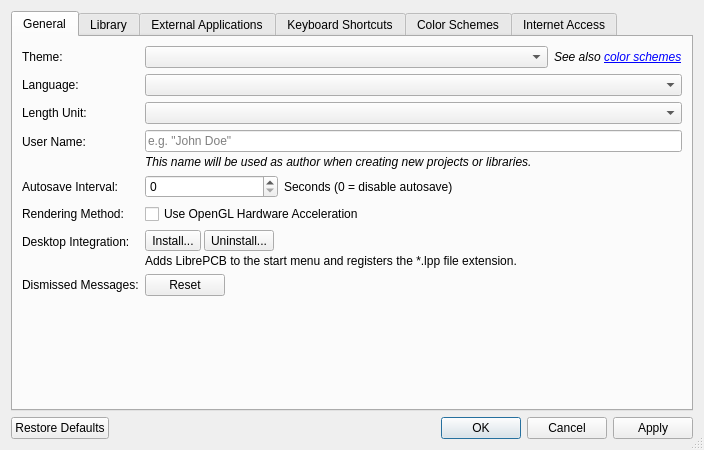
The window that libs/librepcb/editor/workspace/workspacesettingsdialog.ui (LibrePCB/LibrePCB) describes before a commit, drawn with Qt 5.
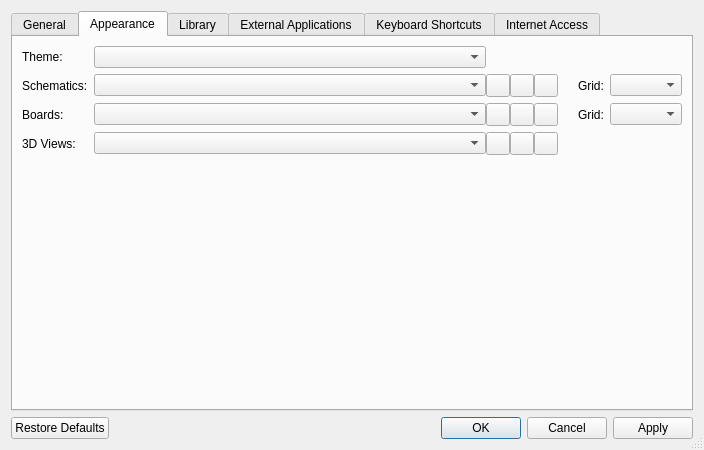
The same window after the commit. The open tabs and pages were chosen to show the change. Icons and pictures are not drawn. Custom widgets are drawn as their Qt base class.

Commit message: Workspace settings: Split Theme into separate ColorSchemes

```diff
--- a/libs/librepcb/editor/workspace/workspacesettingsdialog.ui
+++ b/libs/librepcb/editor/workspace/workspacesettingsdialog.ui
@@ -37,74 +37,41 @@
         <enum>QFormLayout::FieldGrowthPolicy::AllNonFixedFieldsGrow</enum>
        </property>
        <item row="0" column="0">
-        <widget class="QLabel" name="label_16">
-         <property name="text">
-          <string>Theme:</string>
-         </property>
-        </widget>
-       </item>
-       <item row="0" column="1">
-        <layout class="QHBoxLayout" name="horizontalLayout_7">
-         <item>
-          <widget class="QComboBox" name="cbxUiTheme"/>
-         </item>
-         <item>
-          <widget class="QLabel" name="lblSeeColorSchemes">
-           <property name="sizePolicy">
-            <sizepolicy hsizetype="Maximum" vsizetype="Preferred">
-             <horstretch>0</horstretch>
-             <verstretch>0</verstretch>
-            </sizepolicy>
-           </property>
-           <property name="font">
-            <font>
-             <pointsize>9</pointsize>
-             <italic>true</italic>
-            </font>
-           </property>
-           <property name="text">
-            <string>See also &lt;a href=&quot;schemes&quot;&gt;color schemes&lt;/a&gt;</string>
-           </property>
-          </widget>
-         </item>
-        </layout>
-       </item>
-       <item row="1" column="0">
         <widget class="QLabel" name="label_5">
          <property name="text">
           <string>Language:</string>
          </property>
         </widget>
        </item>
-       <item row="1" column="1">
+       <item row="0" column="1">
         <widget class="QComboBox" name="cbxAppLocale">
          <property name="insertPolicy">
           <enum>QComboBox::InsertPolicy::NoInsert</enum>
          </property>
         </widget>
        </item>
-       <item row="2" column="0">
+       <item row="1" column="0">
         <widget class="QLabel" name="label_4">
          <property name="text">
           <string>Length Unit:</string>
          </property>
         </widget>
        </item>
-       <item row="2" column="1">
+       <item row="1" column="1">
         <widget class="QComboBox" name="cbxDefaultLengthUnit">
          <property name="insertPolicy">
           <enum>QComboBox::InsertPolicy::NoInsert</enum>
          </property>
         </widget>
        </item>
-       <item row="3" column="0">
+       <item row="2" column="0">
         <widget class="QLabel" name="label_2">
          <property name="text">
           <string>User Name:</string>
          </property>
         </widget>
        </item>
-       <item row="3" column="1">
+       <item row="2" column="1">
         <layout class="QVBoxLayout" name="verticalLayout_7">
          <property name="spacing">
           <number>3</number>
@@ -152,15 +119,49 @@
          </item>
         </layout>
        </item>
-       <item row="4" column="0">
+       <item row="3" column="0">
         <widget class="QLabel" name="label_6">
          <property name="text">
           <string>Autosave Interval:</string>
          </property>
         </widget>
        </item>
-       <item row="4" column="1">
-        <layout class="QHBoxLayout" name="horizontalLayout" stretch="1,3">
+       <item row="4" column="0">
+        <widget class="QLabel" name="label_10">
+         <property name="text">
+          <string>Rendering Method:</string>
+         </property>
+        </widget>
+       </item>
+       <item row="5" column="0">
+        <widget class="QLabel" name="lblDesktopIntegration">
+         <property name="text">
+          <string>Desktop Integration:</string>
+         </property>
+        </widget>
+       </item>
+       <item row="6" column="0">
+        <widget class="QLabel" name="label">
+         <property name="text">
+          <string>Dismissed Messages:</string>
+         </property>
+        </widget>
+       </item>
+       <item row="6" column="1">
+        <widget class="QPushButton" name="btnResetDismissedMessages">
+         <property name="sizePolicy">
+          <sizepolicy hsizetype="Fixed" vsizetype="Fixed">
+           <horstretch>0</horstretch>
+           <verstretch>0</verstretch>
+          </sizepolicy>
+         </property>
+         <property name="text">
+          <string notr="true">Reset</string>
+         </property>
+        </widget>
+       </item>
+       <item row="3" column="1">
+        <layout class="QHBoxLayout" name="horizontalLayout">
          <item>
           <widget class="QSpinBox" name="spbAutosaveInterval">
            <property name="maximum">
@@ -180,28 +181,14 @@
          </item>
         </layout>
        </item>
-       <item row="5" column="0">
-        <widget class="QLabel" name="label_10">
-         <property name="text">
-          <string>Rendering Method:</string>
-         </property>
-        </widget>
-       </item>
-       <item row="5" column="1">
+       <item row="4" column="1">
         <widget class="QCheckBox" name="cbxUseOpenGl">
          <property name="text">
           <string>Use OpenGL Hardware Acceleration</string>
          </property>
         </widget>
        </item>
-       <item row="6" column="0">
-        <widget class="QLabel" name="lblDesktopIntegration">
-         <property name="text">
-          <string>Desktop Integration:</string>
-         </property>
-        </widget>
-       </item>
-       <item row="6" column="1">
+       <item row="5" column="1">
         <layout class="QVBoxLayout" name="verticalLayout_8">
          <property name="spacing">
           <number>3</number>
@@ -252,26 +239,322 @@
          </item>
         </layout>
        </item>
-       <item row="7" column="0">
-        <widget class="QLabel" name="label">
+      </layout>
+     </widget>
+     <widget class="QWidget" name="appearanceTab">
+      <attribute name="title">
+       <string>Appearance</string>
+      </attribute>
+      <layout class="QGridLayout" name="gridLayout" rowstretch="0,0,0,0,1" columnstretch="0,0,1,0,0,0,0,0,0,0">
+       <property name="horizontalSpacing">
+        <number>0</number>
+       </property>
+       <item row="2" column="2">
+        <widget class="QComboBox" name="cbxBoard2dColorSchemes">
+         <property name="font">
+          <font>
+           <bold>false</bold>
+          </font>
+         </property>
+         <property name="maxVisibleItems">
+          <number>15</number>
+         </property>
+         <property name="insertPolicy">
+          <enum>QComboBox::InsertPolicy::NoInsert</enum>
+         </property>
+        </widget>
+       </item>
+       <item row="1" column="2">
+        <widget class="QComboBox" name="cbxSchematicColorSchemes">
+         <property name="font">
+          <font>
+           <bold>false</bold>
+          </font>
+         </property>
+         <property name="maxVisibleItems">
+          <number>15</number>
+         </property>
+         <property name="insertPolicy">
+          <enum>QComboBox::InsertPolicy::NoInsert</enum>
+         </property>
+        </widget>
+       </item>
+       <item row="1" column="6">
+        <widget class="QToolButton" name="btnDuplicateSchematicColorScheme">
+         <property name="toolTip">
+          <string>Duplicate</string>
+         </property>
          <property name="text">
-          <string>Dismissed Messages:</string>
+          <string notr="true"/>
          </property>
         </widget>
        </item>
-       <item row="7" column="1">
-        <widget class="QPushButton" name="btnResetDismissedMessages">
+       <item row="1" column="0">
+        <widget class="QLabel" name="label_18">
+         <property name="font">
+          <font>
+           <bold>false</bold>
+          </font>
+         </property>
+         <property name="text">
+          <string>Schematics:</string>
+         </property>
+        </widget>
+       </item>
+       <item row="2" column="4">
+        <widget class="QToolButton" name="btnEditBoard2dColorScheme">
+         <property name="toolTip">
+          <string>Modify (only for user-defined color schemes)</string>
+         </property>
+         <property name="text">
+          <string notr="true"/>
+         </property>
+         <property name="icon">
+          <iconset>
+           <normaloff>:/img/actions/edit.png</normaloff>:/img/actions/edit.png</iconset>
+         </property>
+        </widget>
+       </item>
+       <item row="0" column="1">
+        <spacer name="horizontalSpacer">
+         <property name="orientation">
+          <enum>Qt::Orientation::Vertical</enum>
+         </property>
+         <property name="sizeType">
+          <enum>QSizePolicy::Policy::Fixed</enum>
+         </property>
+         <property name="sizeHint" stdset="0">
+          <size>
+           <width>6</width>
+           <height>20</height>
+          </size>
+         </property>
+        </spacer>
+       </item>
+       <item row="1" column="7">
+        <widget class="QLabel" name="label_17">
          <property name="sizePolicy">
+          <sizepolicy hsizetype="Fixed" vsizetype="Preferred">
+           <horstretch>0</horstretch>
+           <verstretch>0</verstretch>
+          </sizepolicy>
+         </property>
+         <property name="text">
+          <string>Grid:</string>
+         </property>
+         <property name="indent">
+          <number>20</number>
+         </property>
+        </widget>
+       </item>
+       <item row="0" column="0">
+        <widget class="QLabel" name="label_16">
+         <property name="text">
+          <string>Theme:</string>
+         </property>
+        </widget>
+       </item>
+       <item row="3" column="4">
+        <widget class="QToolButton" name="btnEditBoard3dColorScheme">
+         <property name="toolTip">
+          <string>Modify (only for user-defined color schemes)</string>
+         </property>
+         <property name="text">
+          <string notr="true"/>
+         </property>
+         <property name="icon">
+          <iconset>
+           <normaloff>:/img/actions/edit.png</normaloff>:/img/actions/edit.png</iconset>
+         </property>
+        </widget>
+       </item>
+       <item row="2" column="9">
+        <widget class="QComboBox" name="cbxBoardGridStyle">
+         <property name="sizePolicy">
           <sizepolicy hsizetype="Fixed" vsizetype="Fixed">
            <horstretch>0</horstretch>
            <verstretch>0</verstretch>
           </sizepolicy>
          </property>
+        </widget>
+       </item>
+       <item row="1" column="5">
+        <widget class="QToolButton" name="btnRemoveSchematicColorScheme">
+         <property name="toolTip">
+          <string>Remove (only for user-defined color schemes)</string>
+         </property>
          <property name="text">
-          <string notr="true">Reset</string>
+          <string notr="true"/>
          </property>
         </widget>
        </item>
+       <item row="3" column="6">
+        <widget class="QToolButton" name="btnDuplicateBoard3dColorScheme">
+         <property name="toolTip">
+          <string>Duplicate</string>
+         </property>
+         <property name="text">
+          <string notr="true"/>
+         </property>
+         <property name="icon">
+          <iconset>
+           <normaloff>:/img/actions/copy.png</normaloff>:/img/actions/copy.png</iconset>
+         </property>
+        </widget>
+       </item>
+       <item row="2" column="7">
+        <widget class="QLabel" name="label_19">
+         <property name="sizePolicy">
+          <sizepolicy hsizetype="Fixed" vsizetype="Preferred">
+           <horstretch>0</horstretch>
+           <verstretch>0</verstretch>
+          </sizepolicy>
+         </property>
+         <property name="text">
+          <string>Grid:</string>
+         </property>
+         <property name="indent">
+          <number>20</number>
+         </property>
+        </widget>
+       </item>
+       <item row="4" column="0">
+        <spacer name="verticalSpacer">
+         <property name="orientation">
+          <enum>Qt::Orientation::Vertical</enum>
+         </property>
+         <property name="sizeHint" stdset="0">
+          <size>
+           <width>20</width>
+           <height>40</height>
+          </size>
+         </property>
+        </spacer>
+       </item>
+       <item row="3" column="2">
+        <widget class="QComboBox" name="cbxBoard3dColorSchemes">
+         <property name="font">
+          <font>
+           <bold>false</bold>
+          </font>
+         </property>
+         <property name="maxVisibleItems">
+          <number>15</number>
+         </property>
+         <property name="insertPolicy">
+          <enum>QComboBox::InsertPolicy::NoInsert</enum>
+         </property>
+        </widget>
+       </item>
+       <item row="0" column="2">
+        <widget class="QComboBox" name="cbxUiTheme"/>
+       </item>
+       <item row="2" column="5">
+        <widget class="QToolButton" name="btnRemoveBoard2dColorScheme">
+         <property name="toolTip">
+          <string>Remove (only for user-defined color schemes)</string>
+         </property>
+         <property name="text">
+          <string notr="true"/>
+         </property>
+         <property name="icon">
+          <iconset>
+           <normaloff>:/img/actions/minus.png</normaloff>:/img/actions/minus.png</iconset>
+         </property>
+        </widget>
+       </item>
+       <item row="1" column="4">
+        <widget class="QToolButton" name="btnEditSchematicColorScheme">
+         <property name="toolTip">
+          <string>Modify (only for user-defined color schemes)</string>
+         </property>
+         <property name="text">
+          <string notr="true"/>
+         </property>
+         <property name="icon">
+          <iconset>
+           <normaloff>:/img/actions/edit.png</normaloff>:/img/actions/edit.png</iconset>
+         </property>
+        </widget>
+       </item>
+       <item row="3" column="5">
+        <widget class="QToolButton" name="btnRemoveBoard3dColorScheme">
+         <property name="toolTip">
+          <string>Remove (only for user-defined color schemes)</string>
+         </property>
+         <property name="text">
+          <string notr="true"/>
+         </property>
+         <property name="icon">
+          <iconset>
+           <normaloff>:/img/actions/minus.png</normaloff>:/img/actions/minus.png</iconset>
+         </property>
+        </widget>
+       </item>
+       <item row="3" column="0">
+        <widget class="QLabel" name="label_23">
+         <property name="font">
+          <font>
+           <bold>false</bold>
+          </font>
+         </property>
+         <property name="text">
+          <string>3D Views:</string>
+         </property>
+        </widget>
+       </item>
+       <item row="1" column="9">
+        <widget class="QComboBox" name="cbxSchematicGridStyle">
+         <property name="sizePolicy">
+          <sizepolicy hsizetype="Fixed" vsizetype="Fixed">
+           <horstretch>0</horstretch>
+           <verstretch>0</verstretch>
+          </sizepolicy>
+         </property>
+        </widget>
+       </item>
+       <item row="2" column="6">
+        <widget class="QToolButton" name="btnDuplicateBoard2dColorScheme">
+         <property name="toolTip">
+          <string>Duplicate</string>
+         </property>
+         <property name="text">
+          <string notr="true"/>
+         </property>
+         <property name="icon">
+          <iconset>
+           <normaloff>:/img/actions/copy.png</normaloff>:/img/actions/copy.png</iconset>
+         </property>
+        </widget>
+       </item>
+       <item row="2" column="0">
+        <widget class="QLabel" name="label_21">
+         <property name="font">
+          <font>
+           <bold>false</bold>
+          </font>
+         </property>
+         <property name="text">
+          <string>Boards:</string>
+         </property>
+        </widget>
+       </item>
+       <item row="0" column="8">
+        <spacer name="horizontalSpacer_2">
+         <property name="orientation">
+          <enum>Qt::Orientation::Vertical</enum>
+         </property>
+         <property name="sizeType">
+          <enum>QSizePolicy::Policy::Fixed</enum>
+         </property>
+         <property name="sizeHint" stdset="0">
+          <size>
+           <width>6</width>
+           <height>20</height>
+          </size>
+         </property>
+        </spacer>
+       </item>
       </layout>
      </widget>
      <widget class="QWidget" name="libraryTab">
@@ -503,218 +786,6 @@
        </item>
       </layout>
      </widget>
-     <widget class="QWidget" name="themesTab">
-      <attribute name="title">
-       <string>Color Schemes</string>
-      </attribute>
-      <layout class="QVBoxLayout" name="verticalLayout_9">
-       <item>
-        <layout class="QHBoxLayout" name="horizontalLayout_4">
-         <property name="spacing">
-          <number>0</number>
-         </property>
-         <item>
-          <widget class="QLabel" name="label_15">
-           <property name="sizePolicy">
-            <sizepolicy hsizetype="Fixed" vsizetype="Preferred">
-             <horstretch>0</horstretch>
-             <verstretch>0</verstretch>
-            </sizepolicy>
-           </property>
-           <property name="text">
-            <string>Current Scheme:</string>
-           </property>
-          </widget>
-         </item>
-         <item>
-          <spacer name="horizontalSpacer">
-           <property name="orientation">
-            <enum>Qt::Orientation::Horizontal</enum>
-           </property>
-           <property name="sizeType">
-            <enum>QSizePolicy::Policy::Fixed</enum>
-           </property>
-           <property name="sizeHint" stdset="0">
-            <size>
-             <width>6</width>
-             <height>6</height>
-            </size>
-           </property>
-          </spacer>
-         </item>
-         <item>
-          <widget class="QComboBox" name="cbxThemes">
-           <property name="maxVisibleItems">
-            <number>15</number>
-           </property>
-           <property name="insertPolicy">
-            <enum>QComboBox::InsertPolicy::NoInsert</enum>
-           </property>
-          </widget>
-         </item>
-         <item>
-          <widget class="QToolButton" name="btnRemoveTheme">
-           <property name="toolTip">
-            <string>Remove theme</string>
-           </property>
-           <property name="text">
-            <string notr="true"/>
-           </property>
-           <property name="icon">
-            <iconset>
-             <normaloff>:/img/actions/minus.png</normaloff>:/img/actions/minus.png</iconset>
-           </property>
-          </widget>
-         </item>
-         <item>
-          <widget class="QToolButton" name="btnRenameTheme">
-           <property name="toolTip">
-            <string>Rename theme</string>
-           </property>
-           <property name="text">
-            <string notr="true"/>
-           </property>
-           <property name="icon">
-            <iconset>
-             <normaloff>:/img/actions/edit.png</normaloff>:/img/actions/edit.png</iconset>
-           </property>
-          </widget>
-         </item>
-         <item>
-          <widget class="QToolButton" name="btnResetTheme">
-           <property name="toolTip">
-            <string>Reset theme to default values</string>
-           </property>
-           <property name="text">
-            <string notr="true"/>
-           </property>
-           <property name="icon">
-            <iconset>
-             <normaloff>:/img/actions/undo.png</normaloff>:/img/actions/undo.png</iconset>
-           </property>
-          </widget>
-         </item>
-         <item>
-          <widget class="QToolButton" name="btnDuplicateTheme">
-           <property name="toolTip">
-            <string>Duplicate theme</string>
-           </property>
-           <property name="text">
-            <string notr="true"/>
-           </property>
-           <property name="icon">
-            <iconset>
-             <normaloff>:/img/actions/copy.png</normaloff>:/img/actions/copy.png</iconset>
-           </property>
-          </widget>
-         </item>
-         <item>
-          <widget class="QToolButton" name="btnNewTheme">
-           <property name="toolTip">
-            <string>Create new theme</string>
-           </property>
-           <property name="text">
-            <string notr="true"/>
-           </property>
-           <property name="icon">
-            <iconset>
-             <normaloff>:/img/actions/add.png</normaloff>:/img/actions/add.png</iconset>
-           </property>
-          </widget>
-         </item>
-        </layout>
-       </item>
-       <item>
-        <widget class="Line" name="line_2">
-         <property name="orientation">
-          <enum>Qt::Orientation::Horizontal</enum>
-         </property>
-        </widget>
-       </item>
-       <item>
-        <layout class="QHBoxLayout" name="horizontalLayout_3">
-         <item>
-          <widget class="QTreeWidget" name="treeThemeColors">
-           <property name="editTriggers">
-            <set>QAbstractItemView::EditTrigger::NoEditTriggers</set>
-           </property>
-           <property name="showDropIndicator" stdset="0">
-            <bool>false</bool>
-           </property>
-           <property name="selectionMode">
-            <enum>QAbstractItemView::SelectionMode::NoSelection</enum>
-           </property>
-           <property name="rootIsDecorated">
-            <bool>false</bool>
-           </property>
-           <property name="expandsOnDoubleClick">
-            <bool>false</bool>
-           </property>
-           <property name="columnCount">
-            <number>4</number>
-           </property>
-           <attribute name="headerMinimumSectionSize">
-            <number>20</number>
-           </attribute>
-           <column>
-            <property name="text">
-             <string notr="true">①</string>
-            </property>
-            <property name="textAlignment">
-             <set>AlignCenter</set>
-            </property>
-           </column>
-           <column>
-            <property name="text">
-             <string notr="true">②</string>
-            </property>
-            <property name="textAlignment">
-             <set>AlignCenter</set>
-            </property>
-           </column>
-           <column>
-            <property name="text">
-             <string>Category</string>
-            </property>
-           </column>
-           <column>
-            <property name="text">
-             <string>Objects</string>
-            </property>
-           </column>
-          </widget>
-         </item>
-         <item>
-          <layout class="QFormLayout" name="formLayout_4">
-           <property name="fieldGrowthPolicy">
-            <enum>QFormLayout::FieldGrowthPolicy::AllNonFixedFieldsGrow</enum>
-           </property>
-           <item row="0" column="0">
-            <widget class="QLabel" name="label_17">
-             <property name="text">
-              <string>Schematic Grid:</string>
-             </property>
-            </widget>
-           </item>
-           <item row="0" column="1">
-            <widget class="QComboBox" name="cbxSchematicGridStyle"/>
-           </item>
-           <item row="1" column="0">
-            <widget class="QLabel" name="label_18">
-             <property name="text">
-              <string>Board Grid:</string>
-             </property>
-            </widget>
-           </item>
-           <item row="1" column="1">
-            <widget class="QComboBox" name="cbxBoardGridStyle"/>
-           </item>
-          </layout>
-         </item>
-        </layout>
-       </item>
-      </layout>
-     </widget>
      <widget class="QWidget" name="internetAccessTab">
       <attribute name="title">
        <string>Internet Access</string>
```
Left out of the diff: 8 changed lines with no effect on the pictures. The commit also changes 54 other files.
